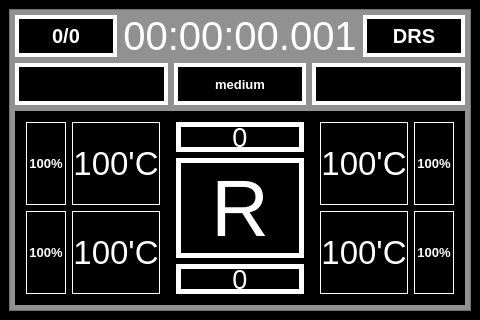
The window that View/pi_ui.ui (TBlueT/RacingWheelMonitor) describes before a commit, drawn with Qt 5.
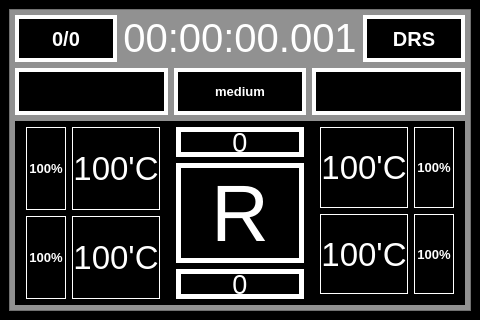
The same window after the commit.

Commit message: V1 F1 dashboard

Patch:
```diff
--- a/View/pi_ui.ui
+++ b/View/pi_ui.ui
@@ -131,9 +131,15 @@
               <property name="leftMargin">
                <number>4</number>
               </property>
+              <property name="topMargin">
+               <number>4</number>
+              </property>
               <property name="rightMargin">
                <number>4</number>
               </property>
+              <property name="bottomMargin">
+               <number>4</number>
+              </property>
               <item row="2" column="2">
                <widget class="QLabel" name="Soeed">
                 <property name="maximumSize">
@@ -251,9 +257,15 @@
               <enum>QFrame::Raised</enum>
              </property>
              <layout class="QGridLayout" name="gridLayout_4">
+              <property name="topMargin">
+               <number>4</number>
+              </property>
               <property name="rightMargin">
                <number>4</number>
               </property>
+              <property name="bottomMargin">
+               <number>4</number>
+              </property>
               <item row="1" column="0">
                <widget class="QLabel" name="Wear_3">
                 <property name="minimumSize">
@@ -403,6 +415,9 @@
               <property name="leftMargin">
                <number>4</number>
               </property>
+              <property name="topMargin">
+               <number>4</number>
+              </property>
               <item row="5" column="0">
                <widget class="QLabel" name="TyresSurfaceTemperature_2">
                 <property name="maximumSize">
```
